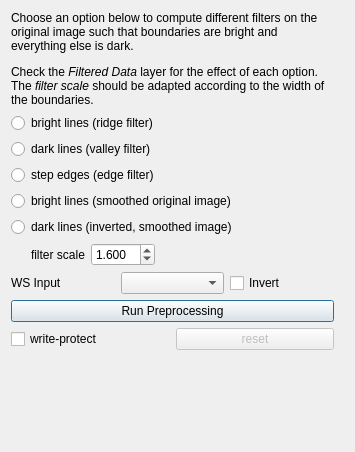
Before: the Qt Designer form ilastik/workflows/carving/preprocessingDrawer.ui in ilastik/ilastik, drawn with Qt 5.
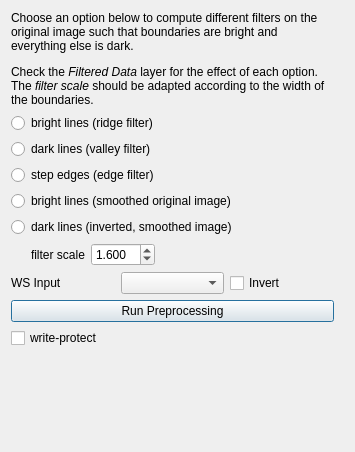
After: the same form once the commit is applied. Icons and pictures are not drawn.

Commit message: carving: better tooltips, remove reset button

```diff
--- a/ilastik/workflows/carving/preprocessingDrawer.ui
+++ b/ilastik/workflows/carving/preprocessingDrawer.ui
@@ -215,16 +215,6 @@
          </property>
         </widget>
        </item>
-       <item>
-        <widget class="QPushButton" name="resetButton">
-         <property name="enabled">
-          <bool>false</bool>
-         </property>
-         <property name="text">
-          <string>reset</string>
-         </property>
-        </widget>
-       </item>
       </layout>
      </item>
     </layout>
```
Left out of the diff: 9 changed lines with no effect on the pictures. The commit also changes 1 other file.
